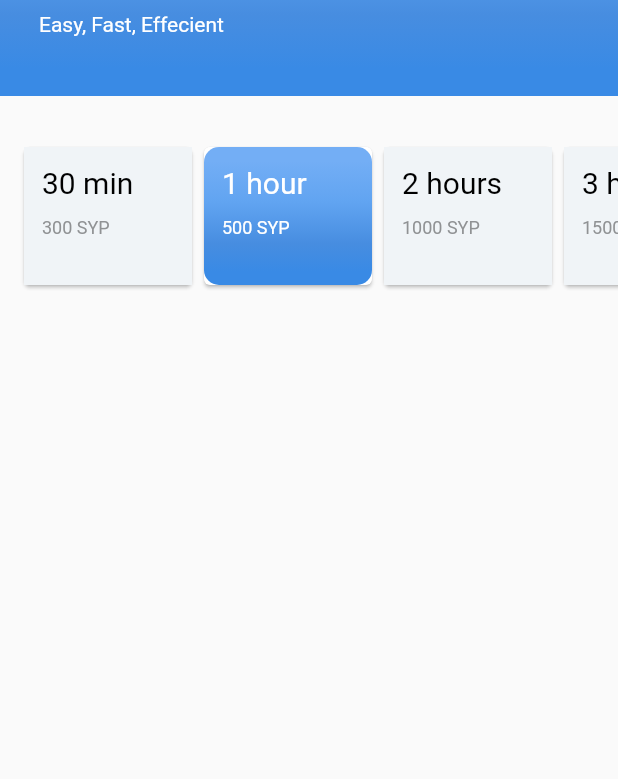
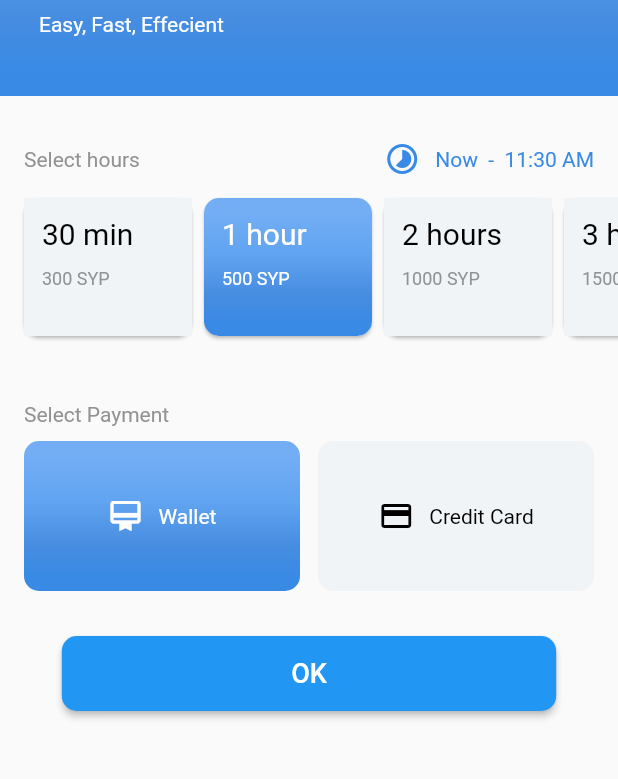
Before and after one commit to AhmedArnaout123/ParkingApp, a Flutter app: the screen it shows after launch, on a phone screen of 412 x 824 dp, the part 174-953 px from its top. Run offline on Flutter 3.47's test engine with Material 2 defaults, Android fonts, the phone set to English and light mode, and no system bars; our stand-ins replace cloud_firestore, firebase_core, geolocator, google_maps_flutter, shared_preferences; accounts and stored records are empty.

Commit message:
Booking Page

```diff
--- a/lib/main.dart
+++ b/lib/main.dart
@@ -25,6 +25,7 @@ class ParkingApp extends StatelessWidget {
       initialData: _locatorService.initialPosition,
       create: (context) => _locatorService.getLocation(),
       child: MaterialApp(
+        debugShowCheckedModeBanner: false,
         title: 'Parking App',
         theme: ThemeData(
           primarySwatch: Colors.blue,
--- a/lib/pages/booking_page.dart
+++ b/lib/pages/booking_page.dart
@@ -18,8 +18,8 @@ class _BookingPageState extends State<BookingPage> {
     {'duration': '6 hours', 'price': 3000}
   ];
 
-  var payOnSite = false;
-  Map<String, dynamic>? selectedReservation;
+  bool payFromWallet = true;
+  Map<String, dynamic> selectedReservation = {};
 
   @override
   void initState() {
@@ -34,6 +34,8 @@ class _BookingPageState extends State<BookingPage> {
         children: [
           const _Header(),
           const SizedBox(height: 30),
+          _TimeLine(selectedReservation['duration']),
+          const SizedBox(height: 10),
           SizedBox(
             height: 100,
             child: ListView.builder(
@@ -55,7 +57,58 @@ class _BookingPageState extends State<BookingPage> {
                 );
               },
             ),
-          )
+          ),
+          const SizedBox(height: 40),
+          const Padding(
+            padding: EdgeInsets.symmetric(horizontal: 16),
+            child: Text(
+              'Select Payment',
+              style: TextStyle(
+                color: Color(0xFF909294),
+              ),
+            ),
+          ),
+          const SizedBox(height: 10),
+          Padding(
+            padding: const EdgeInsets.symmetric(horizontal: 16),
+            child: Row(
+              mainAxisAlignment: MainAxisAlignment.spaceBetween,
+              children: [
+                Expanded(
+                  child: GestureDetector(
+                    onTap: () {
+                      setState(() {
+                        payFromWallet = true;
+                      });
+                    },
+                    child: _PaymentCard(
+                      icon: Icons.wallet_membership,
+                      text: 'Wallet',
+                      isSelected: payFromWallet,
+                    ),
+                  ),
+                ),
+                const SizedBox(width: 12),
+                Expanded(
+                  child: GestureDetector(
+                    onTap: () {
+                      setState(() {
+                        payFromWallet = false;
+                      });
+                    },
+                    child: _PaymentCard(
+                      icon: Icons.credit_card,
+                      isSelected: !payFromWallet,
+                      text: 'Credit Card',
+                    ),
+                  ),
+                ),
+              ],
+            ),
+          ),
+          const SizedBox(height: 30),
+          _ConfirmButton(onPressed: () {}, showLoading: false),
+          const SizedBox(height: 12)
         ],
       ),
     );
@@ -125,6 +178,9 @@ class ResravationCard extends StatelessWidget {
     return SizedBox(
       width: 120,
       child: Card(
+        shape: RoundedRectangleBorder(
+          borderRadius: BorderRadius.circular(10),
+        ),
         child: Container(
           decoration: isSelected
               ? BoxDecoration(
@@ -171,3 +227,142 @@ class ResravationCard extends StatelessWidget {
     );
   }
 }
+
+class _TimeLine extends StatelessWidget {
+  const _TimeLine(this.reservationDuration, {Key? key}) : super(key: key);
+
+  final String reservationDuration;
+
+  String getFinishTime() {
+    DateTime now = DateTime.now();
+    Duration duration;
+    if (reservationDuration == '30 min') {
+      duration = Duration(minutes: 30);
+    } else {
+      duration = Duration(hours: int.parse(reservationDuration[0]));
+    }
+    DateTime finishTime = now.add(duration);
+    int finishHour = finishTime.hour;
+    String dayTime = 'AM';
+    if (finishHour > 12) {
+      dayTime = 'PM';
+      finishHour -= 12;
+    }
+    return '$finishHour:${finishTime.minute} $dayTime';
+  }
+
+  @override
+  Widget build(BuildContext context) {
+    return Padding(
+      padding: const EdgeInsets.symmetric(horizontal: 16),
+      child: Row(
+        mainAxisAlignment: MainAxisAlignment.spaceBetween,
+        children: [
+          const Text(
+            'Select hours',
+            style: TextStyle(
+              color: Color(0xFF909294),
+            ),
+          ),
+          Row(
+            mainAxisSize: MainAxisSize.min,
+            children: [
+              const Icon(
+                Icons.timelapse,
+                color: Color(0xFF398AE5),
+              ),
+              const SizedBox(width: 10),
+              Text(
+                'Now  -  ${getFinishTime()}',
+                style: const TextStyle(
+                  color: Color(0xFF398AE5),
+                ),
+              )
+            ],
+          ),
+        ],
+      ),
+    );
+  }
+}
+
+class _PaymentCard extends StatelessWidget {
+  const _PaymentCard(
+      {Key? key,
+      this.isSelected = false,
+      this.icon = Icons.wallet_membership,
+      this.text = 'Wallet'})
+      : super(key: key);
+
+  final bool isSelected;
+  final IconData icon;
+  final String text;
+  @override
+  Widget build(BuildContext context) {
+    return Container(
+      height: 100,
+      decoration: BoxDecoration(
+        borderRadius: BorderRadius.circular(10),
+        color: const Color(0xFFF0F4F7),
+        gradient: isSelected
+            ? const LinearGradient(
+                begin: Alignment.topCenter,
+                end: Alignment.bottomCenter,
+                colors: [
+                  Color(0xFF73AEF5),
+                  Color(0xFF61A4F1),
+                  Color(0xFF478DE0),
+                  Color(0xFF398AE5),
+                ],
+                stops: [0.1, 0.4, 0.7, 0.9],
+              )
+            : null,
+      ),
+      alignment: Alignment.center,
+      child: Row(
+        mainAxisSize: MainAxisSize.min,
+        children: [
+          Icon(
+            icon,
+            color: isSelected ? Colors.white : Colors.black,
+          ),
+          const SizedBox(width: 10),
+          Text(
+            text,
+            style: TextStyle(color: isSelected ? Colors.white : Colors.black),
+          )
+        ],
+      ),
+    );
+  }
+}
+
+class _ConfirmButton extends StatelessWidget {
+  const _ConfirmButton({Key? key, this.showLoading = false, this.onPressed})
+      : super(key: key);
+
+  final bool showLoading;
+  final void Function()? onPressed;
+  @override
+  Widget build(BuildContext context) {
+    return Align(
+      alignment: Alignment.center,
+      child: SizedBox(
+        height: 50,
+        width: MediaQuery.of(context).size.width * 0.8,
+        child: ElevatedButton(
+          style: ElevatedButton.styleFrom(
+            shape: RoundedRectangleBorder(
+              borderRadius: BorderRadius.circular(10),
+            ),
+          ),
+          onPressed: onPressed,
+          child: const Text(
+            'OK',
+            style: TextStyle(fontSize: 18),
+          ),
+        ),
+      ),
+    );
+  }
+}
```
